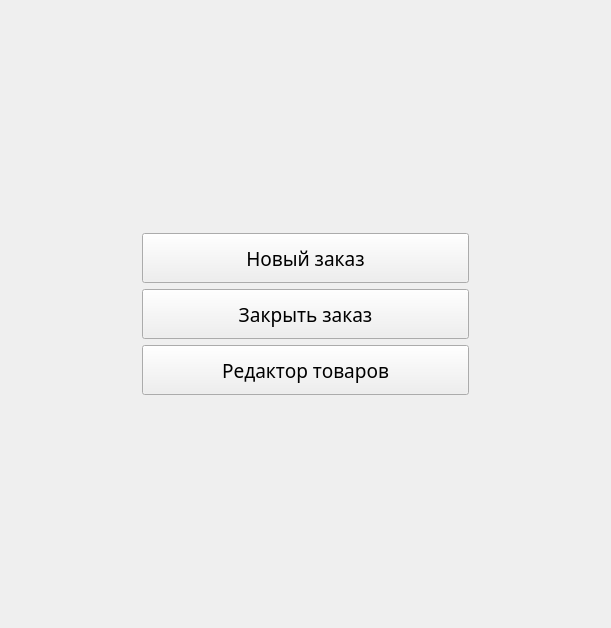
Before: the Qt Designer form View/FormMain.ui in Neomer/Cassa, drawn with Qt 5.
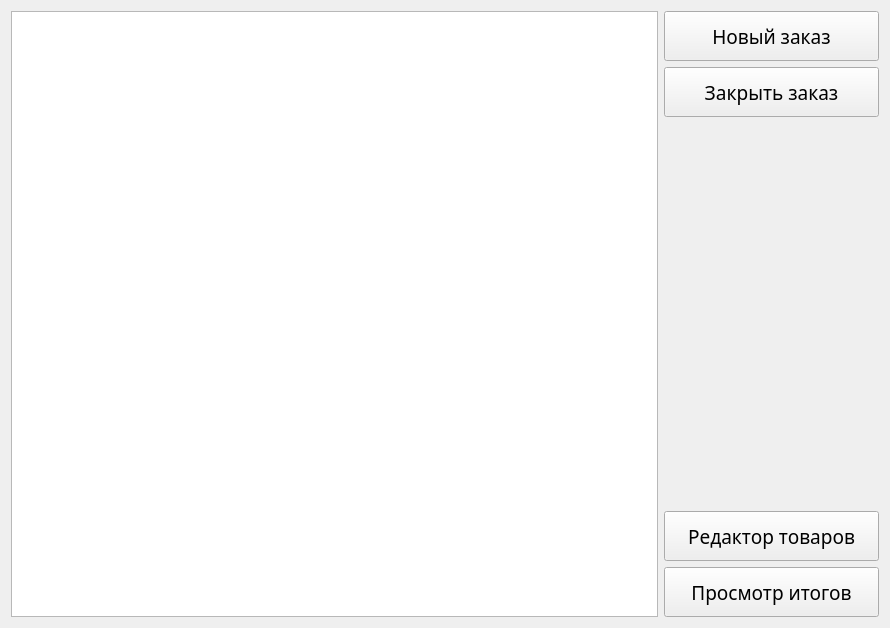
After: the same form once the commit is applied.

```diff
--- a/View/FormMain.ui
+++ b/View/FormMain.ui
@@ -6,7 +6,7 @@
    <rect>
     <x>0</x>
     <y>0</y>
-    <width>611</width>
+    <width>890</width>
     <height>628</height>
    </rect>
   </property>
@@ -15,35 +15,36 @@
   </property>
   <layout class="QHBoxLayout" name="horizontalLayout_2">
    <item>
-    <layout class="QHBoxLayout" name="horizontalLayout" stretch="2,5,2">
+    <layout class="QHBoxLayout" name="horizontalLayout" stretch="3,1">
      <item>
-      <spacer name="horizontalSpacer_2">
-       <property name="orientation">
-        <enum>Qt::Horizontal</enum>
+      <widget class="QTableView" name="tableView">
+       <property name="font">
+        <font>
+         <pointsize>11</pointsize>
+        </font>
        </property>
-       <property name="sizeHint" stdset="0">
-        <size>
-         <width>40</width>
-         <height>20</height>
-        </size>
+       <property name="editTriggers">
+        <set>QAbstractItemView::NoEditTriggers</set>
        </property>
-      </spacer>
+       <property name="showDropIndicator" stdset="0">
+        <bool>false</bool>
+       </property>
+       <property name="dragDropOverwriteMode">
+        <bool>false</bool>
+       </property>
+       <property name="selectionMode">
+        <enum>QAbstractItemView::SingleSelection</enum>
+       </property>
+       <property name="selectionBehavior">
+        <enum>QAbstractItemView::SelectRows</enum>
+       </property>
+       <property name="gridStyle">
+        <enum>Qt::DotLine</enum>
+       </property>
+      </widget>
      </item>
      <item>
       <layout class="QVBoxLayout" name="verticalLayout">
-       <item>
-        <spacer name="verticalSpacer_2">
-         <property name="orientation">
-          <enum>Qt::Vertical</enum>
-         </property>
-         <property name="sizeHint" stdset="0">
-          <size>
-           <width>20</width>
-           <height>40</height>
-          </size>
-         </property>
-        </spacer>
-       </item>
        <item>
         <widget class="QPushButton" name="cmdAddOrder">
          <property name="minimumSize">
@@ -82,6 +83,19 @@
          </property>
         </widget>
        </item>
+       <item>
+        <spacer name="verticalSpacer_2">
+         <property name="orientation">
+          <enum>Qt::Vertical</enum>
+         </property>
+         <property name="sizeHint" stdset="0">
+          <size>
+           <width>20</width>
+           <height>40</height>
+          </size>
+         </property>
+        </spacer>
+       </item>
        <item>
         <widget class="QPushButton" name="cmdProducts">
          <property name="minimumSize">
@@ -102,33 +116,26 @@
         </widget>
        </item>
        <item>
-        <spacer name="verticalSpacer">
-         <property name="orientation">
-          <enum>Qt::Vertical</enum>
-         </property>
-         <property name="sizeHint" stdset="0">
+        <widget class="QPushButton" name="cmdResults">
+         <property name="minimumSize">
           <size>
-           <width>20</width>
-           <height>40</height>
+           <width>0</width>
+           <height>50</height>
           </size>
          </property>
-        </spacer>
+         <property name="font">
+          <font>
+           <family>DFKai-SB</family>
+           <pointsize>14</pointsize>
+          </font>
+         </property>
+         <property name="text">
+          <string>Просмотр итогов</string>
+         </property>
+        </widget>
        </item>
       </layout>
      </item>
-     <item>
-      <spacer name="horizontalSpacer">
-       <property name="orientation">
-        <enum>Qt::Horizontal</enum>
-       </property>
-       <property name="sizeHint" stdset="0">
-        <size>
-         <width>40</width>
-         <height>20</height>
-        </size>
-       </property>
-      </spacer>
-     </item>
     </layout>
    </item>
   </layout>
```
